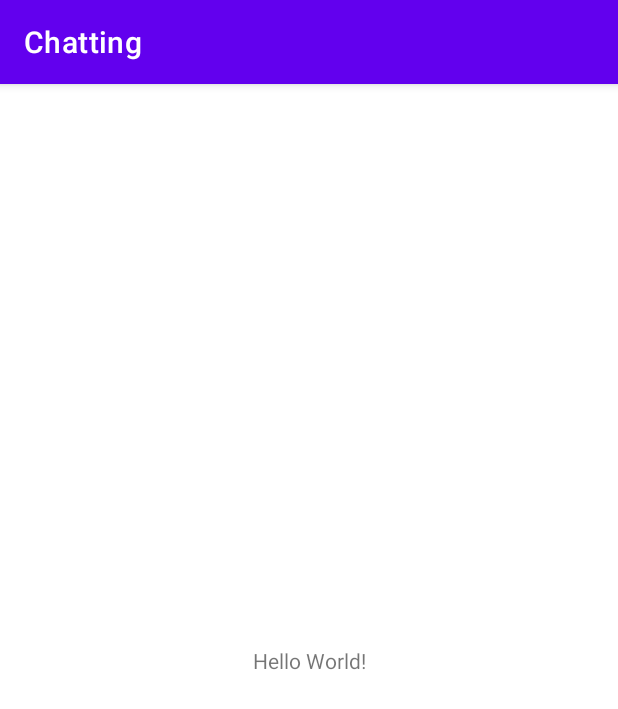
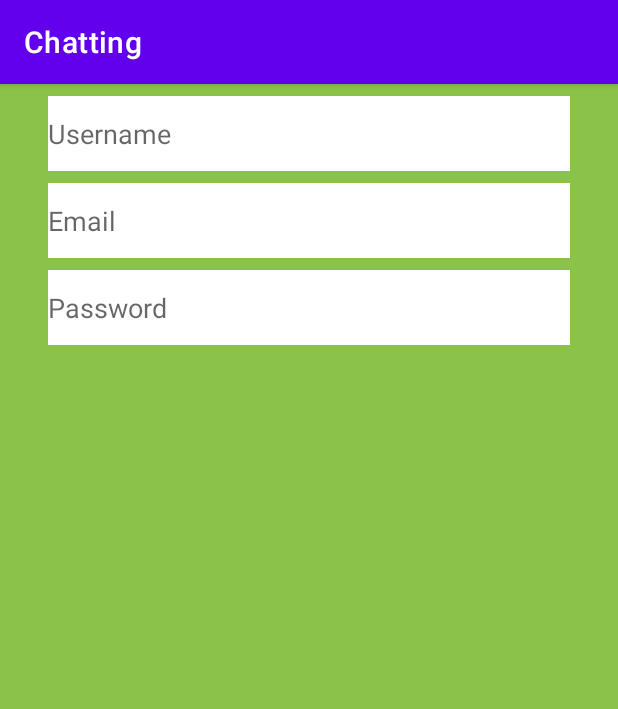
Before and after one commit to Chaeduk/Android-Chatting, an Android app: the screen it shows after launch (MainActivity), on a phone screen of 412 x 824 dp. Shown: the top 709 px of the screen. Run offline under Robolectric (Android 15) with nearby library versions, the phone set to English and light mode, and no system bars.

Commit message:
register layout

```diff
--- a/app/build.gradle
+++ b/app/build.gradle
@@ -1,6 +1,7 @@
 plugins {
     id 'com.android.application'
     id 'kotlin-android'
+    id 'kotlin-android-extensions'
 }
 
 android {
--- a/app/src/main/java/com/practice/chatting/MainActivity.kt
+++ b/app/src/main/java/com/practice/chatting/MainActivity.kt
@@ -7,5 +7,6 @@ class MainActivity : AppCompatActivity() {
     override fun onCreate(savedInstanceState: Bundle?) {
         super.onCreate(savedInstanceState)
         setContentView(R.layout.activity_main)
+
     }
 }
--- a/app/src/main/res/layout/activity_main.xml
+++ b/app/src/main/res/layout/activity_main.xml
@@ -4,15 +4,47 @@
     xmlns:tools="http://schemas.android.com/tools"
     android:layout_width="match_parent"
     android:layout_height="match_parent"
-    tools:context=".MainActivity">
+    android:background="#8BC34A"
+    tools:context=".MainActivity" >
 
-    <TextView
-        android:layout_width="wrap_content"
-        android:layout_height="wrap_content"
-        android:text="Hello World!"
-        app:layout_constraintBottom_toBottomOf="parent"
-        app:layout_constraintLeft_toLeftOf="parent"
-        app:layout_constraintRight_toRightOf="parent"
+    <EditText
+        android:id="@+id/username_edittext_register"
+        android:layout_width="0dp"
+        android:layout_height="50dp"
+        android:layout_marginStart="32dp"
+        android:layout_marginTop="8dp"
+        android:layout_marginEnd="32dp"
+        android:background="@color/white"
+        android:ems="10"
+        android:hint="Username"
+        android:inputType="textPersonName"
+        app:layout_constraintEnd_toEndOf="parent"
+        app:layout_constraintStart_toStartOf="parent"
         app:layout_constraintTop_toTopOf="parent" />
 
+    <EditText
+        android:id="@+id/email_edittext_register"
+        android:layout_width="0dp"
+        android:layout_height="50dp"
+        android:layout_marginTop="8dp"
+        android:background="@color/white"
+        android:ems="10"
+        android:hint="Email"
+        android:inputType="textEmailAddress"
+        app:layout_constraintEnd_toEndOf="@+id/username_edittext_register"
+        app:layout_constraintStart_toStartOf="@+id/username_edittext_register"
+        app:layout_constraintTop_toBottomOf="@+id/username_edittext_register" />
+
+    <EditText
+        android:id="@+id/password_edittext_register"
+        android:layout_width="0dp"
+        android:layout_height="50dp"
+        android:layout_marginTop="8dp"
+        android:background="@color/white"
+        android:ems="10"
+        android:hint="Password"
+        android:inputType="textPassword"
+        app:layout_constraintEnd_toEndOf="@+id/email_edittext_register"
+        app:layout_constraintStart_toStartOf="@+id/email_edittext_register"
+        app:layout_constraintTop_toBottomOf="@+id/email_edittext_register" />
 </androidx.constraintlayout.widget.ConstraintLayout>
```
